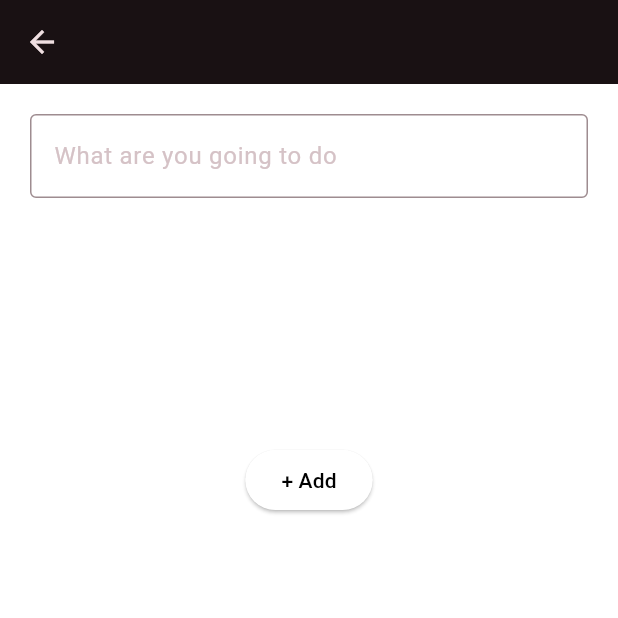
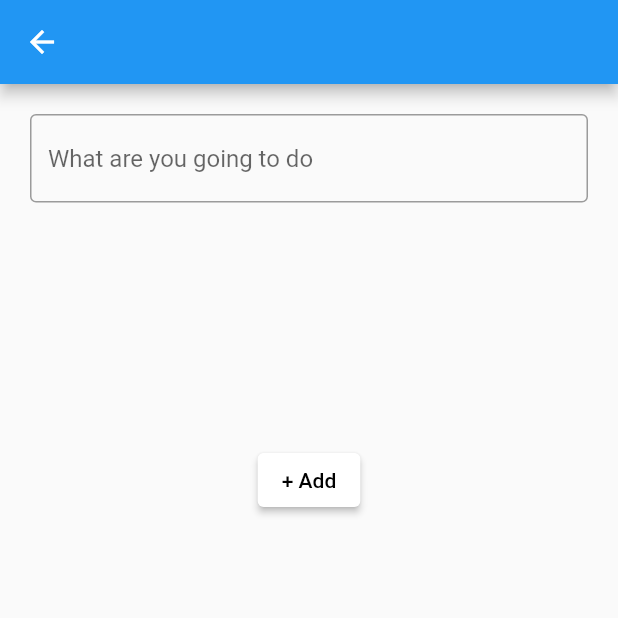
Before and after one commit to gu-tig333-ht23/gusoraman, a Flutter app: the screen it shows after launch, after a tap on the "add" icon, on a phone screen of 412 x 824 dp, the top half of it. Run offline on Flutter 3.47's test engine with Material 2 defaults, Android fonts, the phone set to English and light mode, and no system bars; network calls fail.

Commit message:
bättre integration med themes nu

```diff
--- a/lib/main.dart
+++ b/lib/main.dart
@@ -2,6 +2,7 @@ import 'package:flutter/material.dart';
 import 'package:provider/provider.dart';
 import 'todo_list.dart';
 import 'providers.dart';
+import 'theme.dart';
 
 
 // själva programmetskärna
@@ -22,25 +23,8 @@ class MyApp extends StatelessWidget {
   @override
   Widget build(BuildContext context) {
     return MaterialApp(
-      theme: ThemeData(
-        useMaterial3: true,
-        colorScheme: ColorScheme.fromSeed(
-          primary: Colors.black,
-          seedColor: Colors.black,
-          brightness: Brightness.dark,
-        ),
-        scaffoldBackgroundColor: Colors.white,
-      ),
-      home: Theme(
-        data: ThemeData(
-          appBarTheme: AppBarTheme(
-            backgroundColor: Colors.grey,
-            foregroundColor: Colors.black,
-
-          ),
-        ),
-        child: TodoList(),
-      ),
-    );
+      theme: UiTheme.myTheme(),
+      home: TodoList(),
+      );
+    }
   }
-}
--- a/lib/todo_list.dart
+++ b/lib/todo_list.dart
@@ -18,7 +18,7 @@ class TodoList extends StatelessWidget {
     return Scaffold(
       appBar: AppBar(
         title: Text('To-Do List'),
-        backgroundColor: Theme.of(context).colorScheme.onPrimary),
+        backgroundColor: Theme.of(context).appBarTheme.backgroundColor),
         //visar själva uppgiftslistan
         body: ListView.builder(
         itemCount: filteredTasks.length,
```
